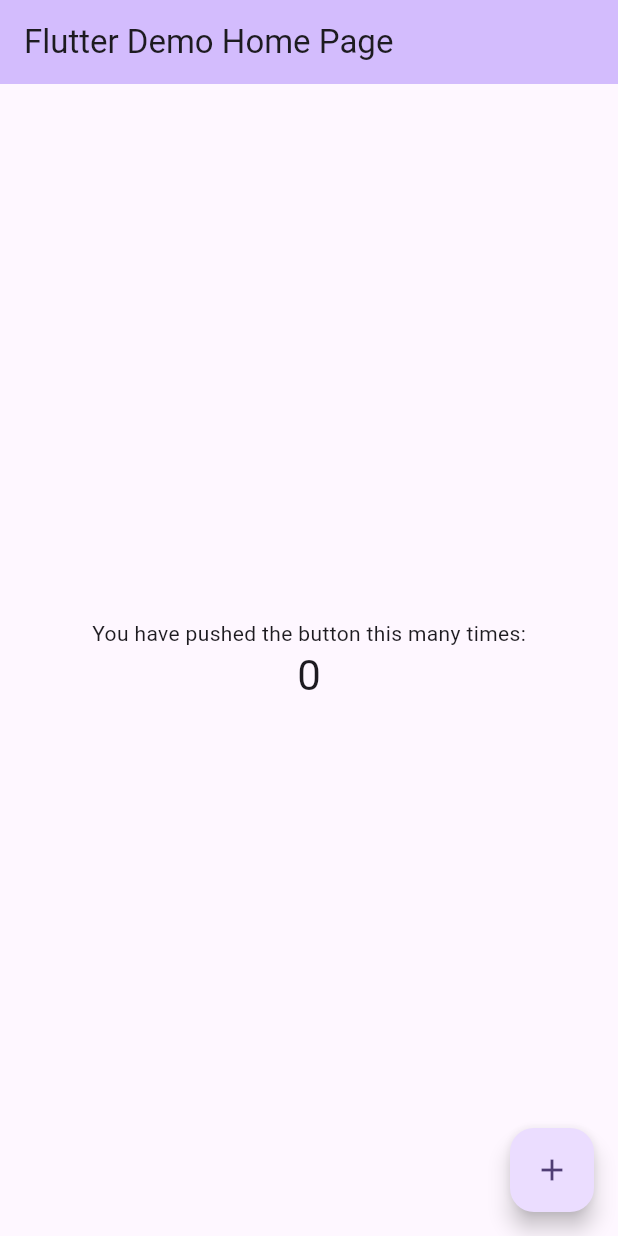
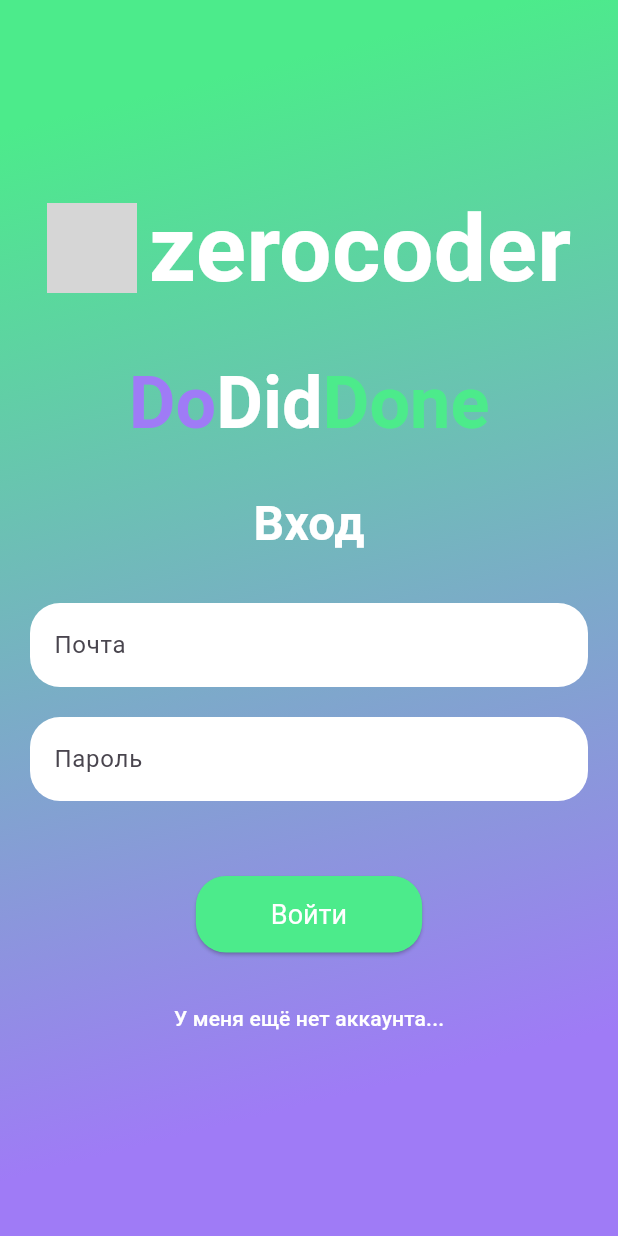
Before and after one commit to PlokhikhD/zc_dodiddone_2nd_try, a Flutter app: the screen it shows after launch, on a phone screen of 412 x 824 dp. Run offline on Flutter 3.47's test engine with Material 3 defaults, Android fonts, the phone set to English and light mode, and no system bars; grey boxes are pictures that could not be loaded.

Commit message:
login page

```diff
--- a/lib/app/app.dart
+++ b/lib/app/app.dart
@@ -1,20 +1,16 @@
 import 'package:flutter/material.dart';
-import 'package:zc_dodiddone_2nd_try/pages/my_home_page.dart';
 
+import '../pages/login_page.dart';
+import '../theme/theme.dart';
 class MyApp extends StatelessWidget {
   const MyApp({super.key});
-
   // This widget is the root of your application.
   @override
   Widget build(BuildContext context) {
     return MaterialApp(
       title: 'Flutter Demo',
-      theme: ThemeData(
-
-        colorScheme: ColorScheme.fromSeed(seedColor: Colors.deepPurple),
-        useMaterial3: true,
-      ),
-      home: const MyHomePage(title: 'Flutter Demo Home Page'),
+      theme: DoDidDoneTheme.lightTheme,
+      home: const LoginPage(),
     );
   }
 }
--- /dev/null
+++ b/lib/pages/login_page.dart
@@ -0,0 +1,182 @@
+import 'package:flutter/material.dart';
+import '../theme/theme.dart';
+//import '../theme/theme.dart';
+//import 'main_page.dart';
+class LoginPage extends StatefulWidget {
+const LoginPage({Key? key}) : super(key: key);
+  @override
+  State<LoginPage> createState() => _LoginPageState();
+}
+class _LoginPageState extends State<LoginPage> {
+  bool isLogin = true; // Флаг для определения режима (вход/регистрация)
+  @override
+  Widget build(BuildContext context) {
+    return Scaffold(
+      body: Container(
+        decoration: BoxDecoration(
+          gradient: LinearGradient(
+            begin: Alignment.topLeft,
+            end: Alignment.bottomCenter,
+            colors: isLogin
+                ? [
+                    DoDidDoneTheme.lightTheme.colorScheme.secondary,
+                    DoDidDoneTheme.lightTheme.colorScheme.primary,
+                  ]
+                : [
+                    DoDidDoneTheme.lightTheme.colorScheme.primary,
+                    DoDidDoneTheme.lightTheme.colorScheme.secondary,
+                  ],
+            stops: const [0.1, 0.9], // Основной цвет занимает 90%
+          ),
+        ),
+        child: Padding(
+          padding: const EdgeInsets.all(20.0),
+          child: Column(
+            mainAxisAlignment: MainAxisAlignment.center,
+            children: [
+              Row(
+                mainAxisAlignment: MainAxisAlignment.center,
+                children: [
+                  Image.asset(
+                    'assets/0qode_symbol_1.png', // Замените на правильный путь к файлу
+                    height: 60, // Устанавливаем высоту изображения
+                  ),
+                  const SizedBox(width: 8),
+                  // Добавляем текст "zerocoder"
+                  Text(
+                    'zerocoder',
+                    style: TextStyle(
+                      fontSize: 62,
+                      fontWeight: FontWeight.bold,
+                      color: Colors.white, // Белый цвет текста
+                    ),
+                  ),
+                ],
+              ),
+              const SizedBox(height: 30),
+              // Добавляем текст "Do"
+              RichText(
+                text: TextSpan(
+                  style: const TextStyle(
+                    fontSize: 48,
+                    fontWeight: FontWeight.bold,
+                  ),
+                  children: [
+                    TextSpan(
+                      text: 'Do',
+                      style: TextStyle(
+                        color: DoDidDoneTheme.lightTheme.colorScheme.primary,
+                      ),
+                    ),
+                    const TextSpan(
+                      text: 'Did',
+                      style: TextStyle(color: Colors.white),
+                    ),
+                    TextSpan(
+                      text: 'Done',
+                      style: TextStyle(
+                        color: DoDidDoneTheme.lightTheme.colorScheme.secondary,
+                      ),
+                    ),
+                  ],
+                ),
+              ),
+              const SizedBox(height: 30),
+              // Заголовок
+              Text(
+                isLogin ? 'Вход' : 'Регистрация',
+                style: const TextStyle(
+                  fontSize: 32,
+                  fontWeight: FontWeight.bold,
+                  color: Colors.white,
+                ),
+              ),
+              const SizedBox(height: 30),
+              // Поле логина/почты
+              const TextField(
+                decoration: InputDecoration(
+                  hintText: 'Почта',
+                  filled: true,
+                  fillColor: Colors.white,
+                  border: OutlineInputBorder(
+                    borderRadius: BorderRadius.all(Radius.circular(20)),
+                    borderSide: BorderSide.none,
+                  ),
+                ),
+              ),
+              const SizedBox(height: 20),
+              // Поле пароля
+              const TextField(
+                obscureText: true,
+                decoration: InputDecoration(
+                  hintText: 'Пароль',
+                  filled: true,
+                  fillColor: Colors.white,
+                  border: OutlineInputBorder(
+                    borderRadius: BorderRadius.all(Radius.circular(20)),
+                    borderSide: BorderSide.none,
+                  ),
+                ),
+              ),
+              const SizedBox(height: 20),
+              // **Новое поле "Повторить пароль"**
+              if (!isLogin) // Отображаем только при регистрации
+                const TextField(
+                  obscureText: true,
+                  decoration: InputDecoration(
+                    hintText: 'Повторить пароль',
+                    filled: true,
+                    fillColor: Colors.white,
+                    border: OutlineInputBorder(
+                      borderRadius: BorderRadius.all(Radius.circular(20)),
+                      borderSide: BorderSide.none,
+                    ),
+                  ),
+                ),
+              const SizedBox(height: 30),
+              // Кнопка "Войти"
+              ElevatedButton(
+                onPressed: () {
+                  Navigator.pushReplacement(
+                      context,
+                      MaterialPageRoute(
+                          builder: (context) => const LoginPage()));
+                },
+                style: ElevatedButton.styleFrom(
+                  backgroundColor: !isLogin
+                      ? DoDidDoneTheme.lightTheme.colorScheme.primary
+                      : DoDidDoneTheme.lightTheme.colorScheme.secondary,
+                  padding:
+                      const EdgeInsets.symmetric(horizontal: 50, vertical: 15),
+                  textStyle: const TextStyle(fontSize: 18),
+                  shape: RoundedRectangleBorder(
+                    borderRadius: BorderRadius.circular(20),
+                  ),
+                ),
+                child: Text(isLogin ? 'Войти' : 'Зарегистрироваться'),
+              ),
+              const SizedBox(height: 20),
+              // Кнопка перехода на другую страницу
+              TextButton(
+                onPressed: () {
+                  setState(() {
+                    isLogin = !isLogin;
+                  });
+                },
+                child: Text(
+                  isLogin
+                      ? 'У меня ещё нет аккаунта...'
+                      : 'Уже есть аккаунт...',
+                  style: const TextStyle(
+                    color: Colors.white,
+                  //  decoration: TextDecoration.underline
+                  ),
+                ),
+              ),
+            ],
+          ),
+        ),
+      ),
+    );
+  }
+}
--- a/lib/pages/my_home_page.dart
+++ /dev/null
@@ -1,89 +0,0 @@
-import 'package:flutter/material.dart';
-
-class MyHomePage extends StatefulWidget {
-  const MyHomePage({super.key, required this.title});
-
-  // This widget is the home page of your application. It is stateful, meaning
-  // that it has a State object (defined below) that contains fields that affect
-  // how it looks.
-
-  // This class is the configuration for the state. It holds the values (in this
-  // case the title) provided by the parent (in this case the App widget) and
-  // used by the build method of the State. Fields in a Widget subclass are
-  // always marked "final".
-
-  final String title;
-
-  @override
-  State<MyHomePage> createState() => _MyHomePageState();
-}
-
-class _MyHomePageState extends State<MyHomePage> {
-  int _counter = 0;
-
-  void _incrementCounter() {
-    setState(() {
-      // This call to setState tells the Flutter framework that something has
-      // changed in this State, which causes it to rerun the build method below
-      // so that the display can reflect the updated values. If we changed
-      // _counter without calling setState(), then the build method would not be
-      // called again, and so nothing would appear to happen.
-      _counter++;
-    });
-  }
-
-  @override
-  Widget build(BuildContext context) {
-    // This method is rerun every time setState is called, for instance as done
-    // by the _incrementCounter method above.
-    //
-    // The Flutter framework has been optimized to make rerunning build methods
-    // fast, so that you can just rebuild anything that needs updating rather
-    // than having to individually change instances of widgets.
-    return Scaffold(
-      appBar: AppBar(
-        // TRY THIS: Try changing the color here to a specific color (to
-        // Colors.amber, perhaps?) and trigger a hot reload to see the AppBar
-        // change color while the other colors stay the same.
-        backgroundColor: Theme.of(context).colorScheme.inversePrimary,
-        // Here we take the value from the MyHomePage object that was created by
-        // the App.build method, and use it to set our appbar title.
-        title: Text(widget.title),
-      ),
-      body: Center(
-        // Center is a layout widget. It takes a single child and positions it
-        // in the middle of the parent.
-        child: Column(
-          // Column is also a layout widget. It takes a list of children and
-          // arranges them vertically. By default, it sizes itself to fit its
-          // children horizontally, and tries to be as tall as its parent.
-          //
-          // Column has various properties to control how it sizes itself and
-          // how it positions its children. Here we use mainAxisAlignment to
-          // center the children vertically; the main axis here is the vertical
-          // axis because Columns are vertical (the cross axis would be
-          // horizontal).
-          //
-          // TRY THIS: Invoke "debug painting" (choose the "Toggle Debug Paint"
-          // action in the IDE, or press "p" in the console), to see the
-          // wireframe for each widget.
-          mainAxisAlignment: MainAxisAlignment.center,
-          children: <Widget>[
-            const Text(
-              'You have pushed the button this many times:',
-            ),
-            Text(
-              '$_counter',
-              style: Theme.of(context).textTheme.headlineMedium,
-            ),
-          ],
-        ),
-      ),
-      floatingActionButton: FloatingActionButton(
-        onPressed: _incrementCounter,
-        tooltip: 'Increment',
-        child: const Icon(Icons.add),
-      ), // This trailing comma makes auto-formatting nicer for build methods.
-    );
-  }
-}
--- /dev/null
+++ b/lib/theme/theme.dart
@@ -0,0 +1,19 @@
+import 'package:flutter/material.dart';
+
+class DoDidDoneTheme {
+  static ThemeData lightTheme = ThemeData(
+    colorScheme: ColorScheme.fromSeed(
+      seedColor: const Color(0xFF9f7bf6), // Primary color
+      primary: const Color(0xFF9f7bf6), // Primary color
+      secondary: const Color(0xFF4ceb8b), // Secondary color
+    ),
+    useMaterial3: true,
+    // Добавляем стиль для кнопок
+    elevatedButtonTheme: ElevatedButtonThemeData(
+      style: ElevatedButton.styleFrom(
+        foregroundColor: Colors.white,
+        textStyle: const TextStyle(color: Colors.white), // Текст кнопок белый
+      ),
+    ),
+  );
+}
```
